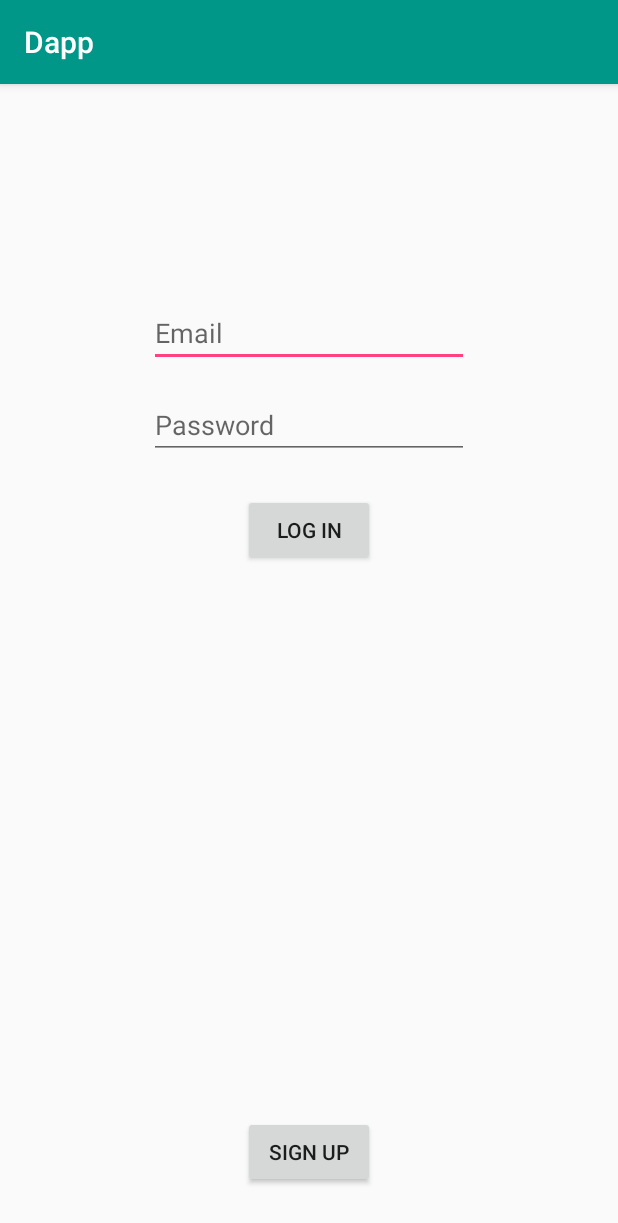
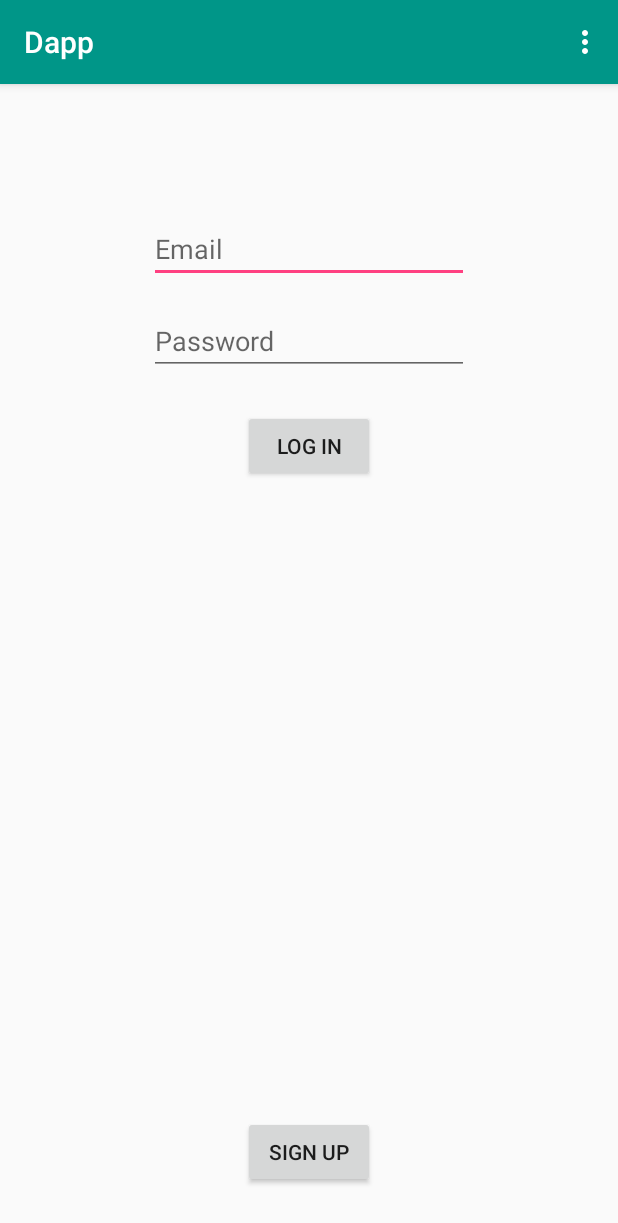
Before and after one commit to dtancs/Dapp-Android, an Android app: the screen it shows after launch (LoginActivity), on a phone screen of 412 x 824 dp. Shown: the top 1223 px of the screen. Run offline under Robolectric (Android 15) with nearby library versions, the phone set to English and light mode, and no system bars; our stand-ins replace Volley.

Commit message:
Add Toolbar

```diff
--- a/app/src/main/java/com/tancs/dapp/FeedActivity.java
+++ b/app/src/main/java/com/tancs/dapp/FeedActivity.java
@@ -6,6 +6,7 @@ import android.support.v7.app.AppCompatActivity;
 import android.os.Bundle;
 import android.support.v7.widget.LinearLayoutManager;
 import android.support.v7.widget.RecyclerView;
+import android.support.v7.widget.Toolbar;
 import android.view.View;
 import android.widget.ImageView;
 import android.widget.LinearLayout;
@@ -44,6 +45,9 @@ public class FeedActivity extends AppCompatActivity implements FeedListAdapter.I
     protected void onCreate(Bundle savedInstanceState) {
         super.onCreate(savedInstanceState);
         setContentView(R.layout.activity_feed);
+
+        Toolbar myToolbar = (Toolbar) findViewById(R.id.toolbar_main);
+        setSupportActionBar(myToolbar);
 
         SharedPreferences prefs = getSharedPreferences(getString(R.string.preference_file_key), MODE_PRIVATE);
         mEmail = prefs.getString("email", "");
--- a/app/src/main/java/com/tancs/dapp/LoginActivity.java
+++ b/app/src/main/java/com/tancs/dapp/LoginActivity.java
@@ -4,6 +4,9 @@ import android.content.Intent;
 import android.content.SharedPreferences;
 import android.support.v7.app.AppCompatActivity;
 import android.os.Bundle;
+import android.support.v7.widget.Toolbar;
+import android.view.Menu;
+import android.view.MenuItem;
 import android.view.View;
 import android.widget.EditText;
 import android.widget.Toast;
@@ -28,6 +31,30 @@ public class LoginActivity extends AppCompatActivity {
     protected void onCreate(Bundle savedInstanceState) {
         super.onCreate(savedInstanceState);
         setContentView(R.layout.activity_login);
+
+        Toolbar myToolbar = (Toolbar) findViewById(R.id.toolbar_main);
+        setSupportActionBar(myToolbar);
+    }
+
+    @Override
+    public boolean onCreateOptionsMenu(Menu menu) {
+        // Inflate the menu; this adds items to the action bar if it is present.
+        getMenuInflater().inflate(R.menu.menu_main, menu);
+        return true;
+    }
+    @Override
+    public boolean onOptionsItemSelected(MenuItem item) {
+        switch (item.getItemId()) {
+            case R.id.action_logout:
+                return true;
+
+            case R.id.action_settings:
+                return true;
+
+            default:
+                return super.onOptionsItemSelected(item);
+
+        }
     }
 
     public void clickLogin(View view) {
--- a/app/src/main/res/layout/activity_feed.xml
+++ b/app/src/main/res/layout/activity_feed.xml
@@ -1,7 +1,10 @@
 <?xml version="1.0" encoding="utf-8"?>
 <RelativeLayout xmlns:android="http://schemas.android.com/apk/res/android"
     android:layout_width="match_parent"
-    android:layout_height="match_parent">
+    android:layout_height="match_parent"
+    xmlns:app="http://schemas.android.com/apk/res-auto">
+
+    <include layout="@layout/toolbar_main"/>
 
     <android.support.v7.widget.RecyclerView
         android:id="@+id/recyclerview_feed_list"
--- a/app/src/main/res/layout/activity_login.xml
+++ b/app/src/main/res/layout/activity_login.xml
@@ -7,6 +7,8 @@
     tools:context="com.tancs.dapp.LoginActivity"
     tools:layout_editor_absoluteY="81dp"
     tools:layout_editor_absoluteX="0dp">
+
+    <include layout="@layout/toolbar_main"/>
 
     <EditText
         android:id="@+id/edittext_login_email"
--- /dev/null
+++ b/app/src/main/res/layout/toolbar_main.xml
@@ -0,0 +1,12 @@
+<?xml version="1.0" encoding="utf-8"?>
+<android.support.v7.widget.Toolbar xmlns:android="http://schemas.android.com/apk/res/android"
+    xmlns:app="http://schemas.android.com/apk/res-auto"
+    android:id="@+id/toolbar_main"
+    android:layout_width="match_parent"
+    android:layout_height="?attr/actionBarSize"
+    android:background="?attr/colorPrimary"
+    android:elevation="4dp"
+    android:theme="@style/ThemeOverlay.AppCompat.Dark.ActionBar"
+    app:popupTheme="@style/ThemeOverlay.AppCompat.Dark">
+
+</android.support.v7.widget.Toolbar>
--- /dev/null
+++ b/app/src/main/res/menu/menu_main.xml
@@ -0,0 +1,11 @@
+<?xml version="1.0" encoding="utf-8"?>
+<menu xmlns:android="http://schemas.android.com/apk/res/android"
+    xmlns:app="http://schemas.android.com/apk/res-auto">
+
+    <item android:id="@+id/action_logout"
+        android:title="@string/menu_logout"
+        app:showAsAction="never"/>
+    <item android:id="@+id/action_settings"
+        android:title="@string/menu_settings"
+        app:showAsAction="never"/>
+</menu>
--- a/app/src/main/res/values/strings.xml
+++ b/app/src/main/res/values/strings.xml
@@ -2,6 +2,9 @@
     <string name="app_name">Dapp</string>
     <string name="preference_file_key">com.tancs.dapp.PREFERENCE_FILE_KEY</string>
 
+    <string name="menu_logout">Logout</string>
+    <string name="menu_settings">Settings</string>
+
     <string name="edittext_login_hint_email">Email</string>
     <string name="edittext_login_hint_password">Password</string>
 </resources>
--- a/app/src/main/res/values/styles.xml
+++ b/app/src/main/res/values/styles.xml
@@ -1,7 +1,7 @@
 <resources>
 
     <!-- Base application theme. -->
-    <style name="AppTheme" parent="Theme.AppCompat.Light.DarkActionBar">
+    <style name="AppTheme" parent="Theme.AppCompat.Light.NoActionBar">
         <!-- Customize your theme here. -->
         <item name="colorPrimary">@color/colorPrimary</item>
         <item name="colorPrimaryDark">@color/colorPrimaryDark</item>
```
